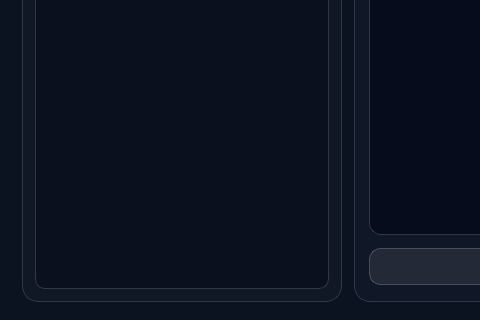
Above: src/client/ui/MainWindow.ui from jingkaiyan/MyChatServer before the change; both pictures show x 0 to 480 and y 320 to 640 of the 920 by 640 pixel window. Below: the same form after it.
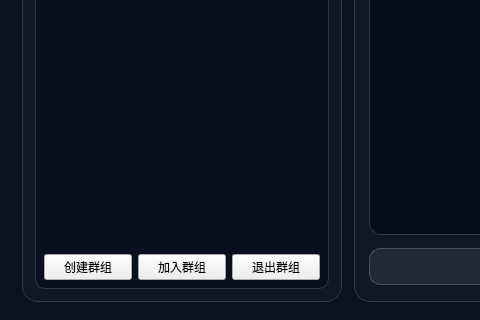
That is the form after the change. The open tabs and pages were chosen to show the change.

Patch:
```diff
--- a/src/client/ui/MainWindow.ui
+++ b/src/client/ui/MainWindow.ui
@@ -240,6 +240,31 @@
                <item>
                 <widget class="QListWidget" name="groupListWidget"/>
                </item>
+               <item>
+                <layout class="QHBoxLayout" name="groupButtonLayout">
+                 <item>
+                  <widget class="QPushButton" name="createGroupButton">
+                   <property name="text">
+                    <string>创建群组</string>
+                   </property>
+                  </widget>
+                 </item>
+                 <item>
+                  <widget class="QPushButton" name="joinGroupButton">
+                   <property name="text">
+                    <string>加入群组</string>
+                   </property>
+                  </widget>
+                 </item>
+                 <item>
+                  <widget class="QPushButton" name="quitGroupButton">
+                   <property name="text">
+                    <string>退出群组</string>
+                   </property>
+                  </widget>
+                 </item>
+                </layout>
+               </item>
               </layout>
              </widget>
             </widget>
```
Left out of the diff: 18 changed lines with no effect on the pictures.
